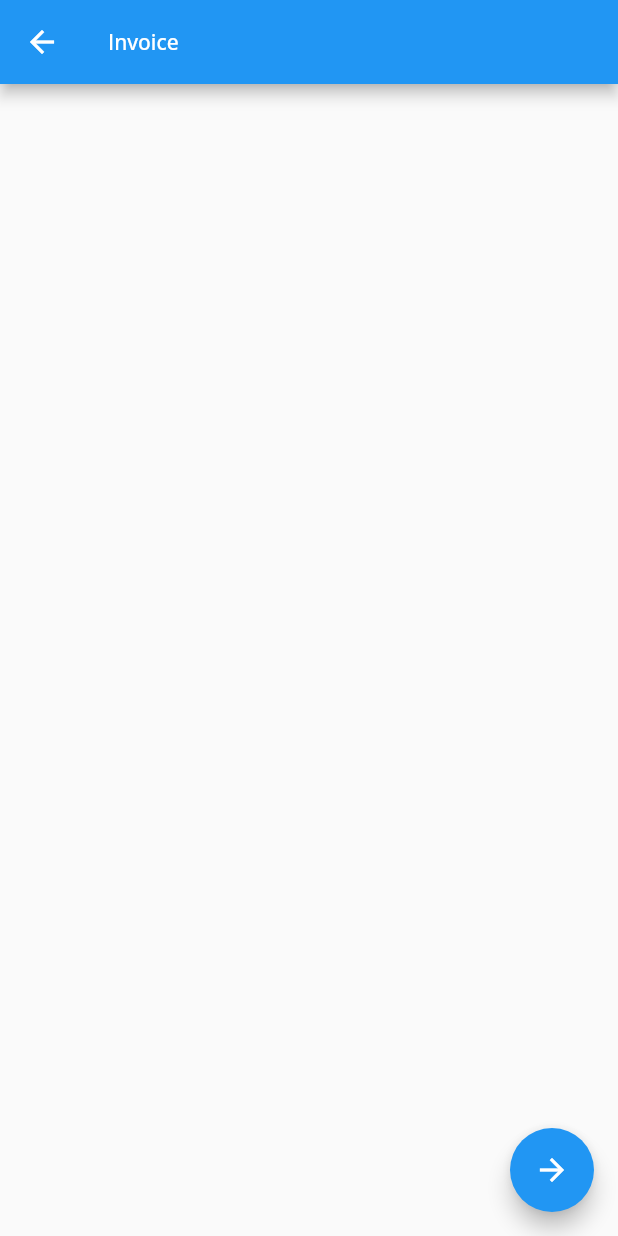
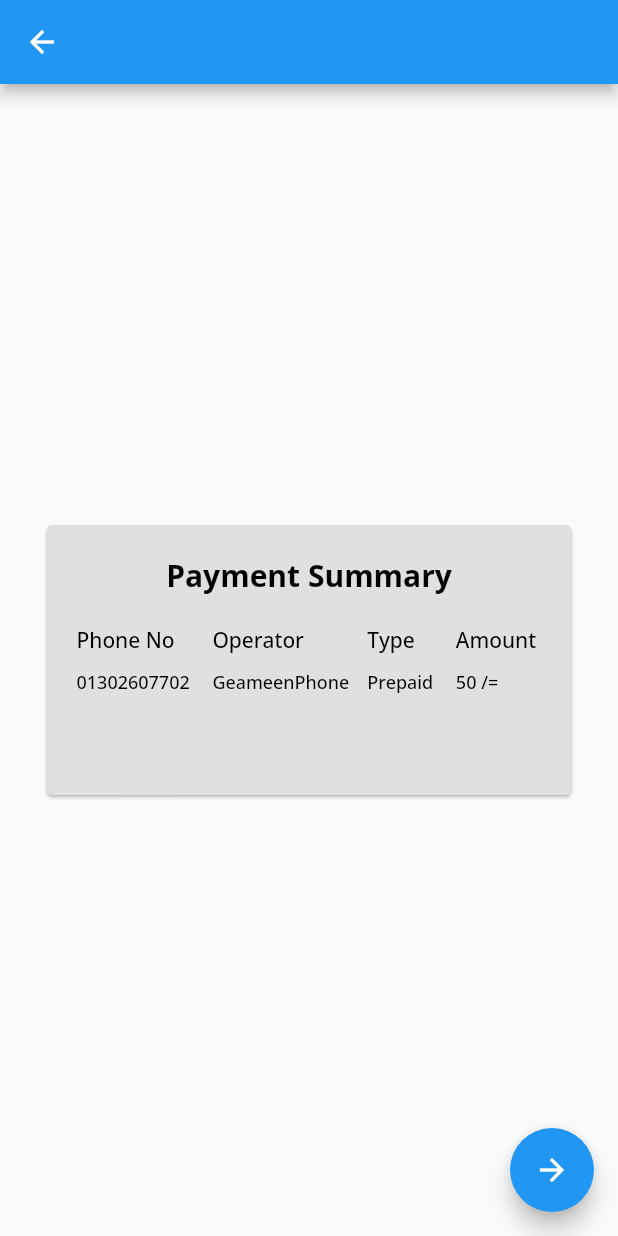
Before and after one commit to Mosh-Fatema-Koli/iflex, a Flutter app: the MobileRecharge screen opened directly, after a tap on "PROCESS", on a phone screen of 412 x 824 dp. Run offline on Flutter 3.47's test engine with Material 2 defaults, Android fonts, the light colour scheme and no system bars; our stand-ins replace eva_icons_flutter, flutter_contacts, flutter_spinkit, get, get_storage, google_fonts and 1 more; accounts and stored records are empty; network calls fail; project files that could hold a hidden picture were left out.

Commit message:
reg added

```diff
--- a/iflex/lib/app/modules/first_page/views/onboard_one.dart
+++ b/iflex/lib/app/modules/first_page/views/onboard_one.dart
@@ -2,8 +2,8 @@
 import 'package:flutter/material.dart';
 import 'package:get/get.dart';
 import 'package:iflex/app/modules/first_page/views/oneboard_two.dart';
-import 'package:iflex/app/modules/login/views/login_view.dart';
 import 'package:iflex/app/modules/widget/k_Text.dart';
+import 'package:iflex/app/routes/app_pages.dart';
 import 'package:lottie/lottie.dart';
 
 
@@ -25,7 +25,7 @@ class OneboardOne extends StatelessWidget {
               ),
           GestureDetector(
             onTap: (){
-              Get.to(LoginView());
+              Get.toNamed(Routes.LOGIN);
             },
             child: Container(
               child: KText(text: "Skip>>",),
--- a/iflex/lib/app/modules/first_page/views/oneboard_two.dart
+++ b/iflex/lib/app/modules/first_page/views/oneboard_two.dart
@@ -3,6 +3,7 @@ import 'package:get/get.dart';
 import 'package:iflex/app/modules/login/views/login_view.dart';
 import 'package:iflex/app/modules/widget/k_Text.dart';
 import 'package:lottie/lottie.dart';
+import 'package:iflex/app/routes/app_pages.dart';
 
 
 class Onboardtwo extends StatelessWidget {
@@ -21,7 +22,7 @@ class Onboardtwo extends StatelessWidget {
             ),
             GestureDetector(
               onTap: (){
-               Get.to(LoginView());
+                Get.toNamed(Routes.LOGIN);
               },
               child: Container(
                 child: KText(text: "Skip>>",),
@@ -50,7 +51,7 @@ class Onboardtwo extends StatelessWidget {
       floatingActionButton: FloatingActionButton(
         backgroundColor:  Colors.blue[900],
         onPressed: (){
-          Get.to(LoginView());
+          Get.toNamed(Routes.LOGIN);
         },
         child: Icon(Icons.arrow_forward_outlined),
       ),
--- a/iflex/lib/app/modules/home/views/invoice.dart
+++ /dev/null
@@ -1,26 +0,0 @@
-
-import 'package:flutter/material.dart';
-import 'package:get/get.dart';
-import 'package:iflex/app/modules/widget/k_Text.dart';
-
-
-class InvoicePage extends StatelessWidget {
-  const InvoicePage({Key? key}) : super(key: key);
-
-  @override
-  Widget build(BuildContext context) {
-    return Scaffold(
-      appBar: AppBar(
-        title: KText(text: "Invoice",color: Colors.white,),
-      ),
-      floatingActionButton: FloatingActionButton(
-        onPressed: (){
-         // Get.to(PaymentPage());
-        },
-        child:Icon(Icons.arrow_forward),
-      ),
-      //floatingActionButtonLocation: FloatingActionButtonLocation.,
-    );
-
-  }
-}
--- a/iflex/lib/app/modules/home/views/mobile_recharge.dart
+++ b/iflex/lib/app/modules/home/views/mobile_recharge.dart
@@ -2,7 +2,7 @@
 import 'package:flutter/material.dart';
 import 'package:get/get.dart';
 import 'package:iflex/app/modules/home/views/all_offer.dart';
-import 'package:iflex/app/modules/home/views/invoice.dart';
+import 'package:iflex/app/modules/home/views/payment_summary.dart';
 import 'package:iflex/app/modules/home/views/phone_no.dart';
 import 'package:iflex/app/modules/widget/app_utils.dart';
 import 'package:iflex/app/modules/widget/custom_TextField.dart';
@@ -145,7 +145,7 @@ class MobileRecharge extends StatelessWidget {
             ],
           ),
           MaterialButton(onPressed: (){
-            Get.to(InvoicePage());
+            Get.to(SummaryPage());
           },
             minWidth: MediaQuery.of(context).size.width,
             color: Colors.blue,
--- /dev/null
+++ b/iflex/lib/app/modules/home/views/payment_summary.dart
@@ -0,0 +1,98 @@
+
+import 'package:flutter/material.dart';
+import 'package:get/get.dart';
+import 'package:iflex/app/modules/home/views/payment.dart';
+import 'package:iflex/app/modules/widget/k_Text.dart';
+
+
+class SummaryPage extends StatelessWidget {
+  const SummaryPage({Key? key}) : super(key: key);
+
+  @override
+  Widget build(BuildContext context) {
+    return Scaffold(
+      appBar: AppBar(
+
+      ),
+      body: Center(
+        child: Card(
+          color: Colors.grey[300],
+          child: Container(
+            height: 180,
+            width: 350,
+            decoration: BoxDecoration(
+              borderRadius: BorderRadius.circular(10),
+            ),
+            child: Padding(
+              padding: const EdgeInsets.all(20),
+              child: Column(
+                children: [
+                  KText(text: "Payment Summary",fontSize: 20,fontWeight: FontWeight.bold,),
+                  SizedBox(
+                    height:20,
+                  ),
+
+                  Row(
+                    mainAxisAlignment: MainAxisAlignment.spaceBetween,
+                    children: [
+                      Column(
+                        crossAxisAlignment: CrossAxisAlignment.start,
+                        children: [
+                          KText(text: "Phone No ",),
+                          SizedBox(
+                            height: 10,
+                          ),
+                          KText(text: "01302607702 ",fontSize: 12,),
+                        ],
+                      ),
+                      Column(
+                        crossAxisAlignment: CrossAxisAlignment.start,
+                        children: [
+                          KText(text: "Operator ",),
+                          SizedBox(
+                            height: 10,
+                          ),
+                          KText(text: "GeameenPhone",fontSize: 12,),
+                        ],
+                      ),
+                      Column(
+                        crossAxisAlignment: CrossAxisAlignment.start,
+                        children: [
+                          KText(text: "Type ",),
+                          SizedBox(
+                            height: 10,
+                          ),
+                          KText(text: "Prepaid ",fontSize: 12,),
+                        ],
+                      ),
+                      Column(
+                        crossAxisAlignment: CrossAxisAlignment.start,
+                        children: [
+                          KText(text: "Amount ",),
+                          SizedBox(
+                            height: 10,
+                          ),
+                          KText(text: "50 /=",fontSize: 12,),
+                        ],
+                      ),
+                    ],
+                  ),
+
+
+                ],
+              ),
+            ),
+          ),
+        ),
+      ),
+      floatingActionButton: FloatingActionButton(
+        onPressed: (){
+     Get.to(PaymentPage());
+        },
+        child:Icon(Icons.arrow_forward),
+      ),
+      //floatingActionButtonLocation: FloatingActionButtonLocation.,
+    );
+
+  }
+}
```
Also changed, not shown: iflex/lib/app/modules/home/views/payment.dart (added, +13 -0 lines), iflex/lib/app/modules/login/controllers/login_controller.dart (+26 -2 lines), iflex/lib/app/modules/login/models/login_reponse_model.dart (+13 -0 lines), iflex/lib/app/modules/login/views/login_view.dart (+5 -6 lines), iflex/lib/app/modules/registration/controllers/registration_controller.dart (+82 -2 lines), iflex/lib/app/modules/registration/models/registration_request_model.dart (+11 -9 lines), iflex/lib/app/modules/registration/models/registration_resposnse_model.dart (added, +47 -0 lines), iflex/lib/app/modules/registration/views/registration_view.dart (+16 -42 lines), iflex/pubspec.yaml (+11 -1 lines), iflex/lib/app/modules/registration/repository/registration_api_helper.dart (added), iflex/pubspec.lock, 5 other files.
